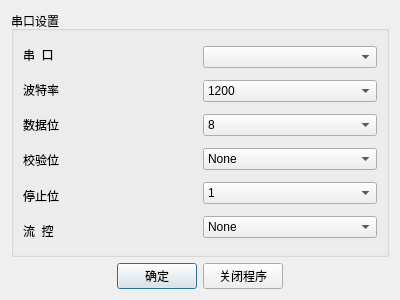
First picture: the form in Cows/comdialog.ui, repository fsyv/Cows, before the edit.
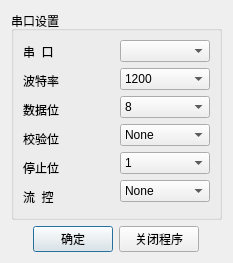
Second picture: the form after the edit.

Commit message: 选择串口界面

```diff
--- a/Cows/comdialog.ui
+++ b/Cows/comdialog.ui
@@ -6,10 +6,22 @@
    <rect>
     <x>0</x>
     <y>0</y>
-    <width>400</width>
-    <height>300</height>
+    <width>233</width>
+    <height>263</height>
    </rect>
   </property>
+  <property name="minimumSize">
+   <size>
+    <width>233</width>
+    <height>263</height>
+   </size>
+  </property>
+  <property name="maximumSize">
+   <size>
+    <width>233</width>
+    <height>263</height>
+   </size>
+  </property>
   <property name="windowTitle">
    <string>Dialog</string>
   </property>
```
Left out of the diff: 4 changed lines with no effect on the pictures. The commit also changes 6 other files.
